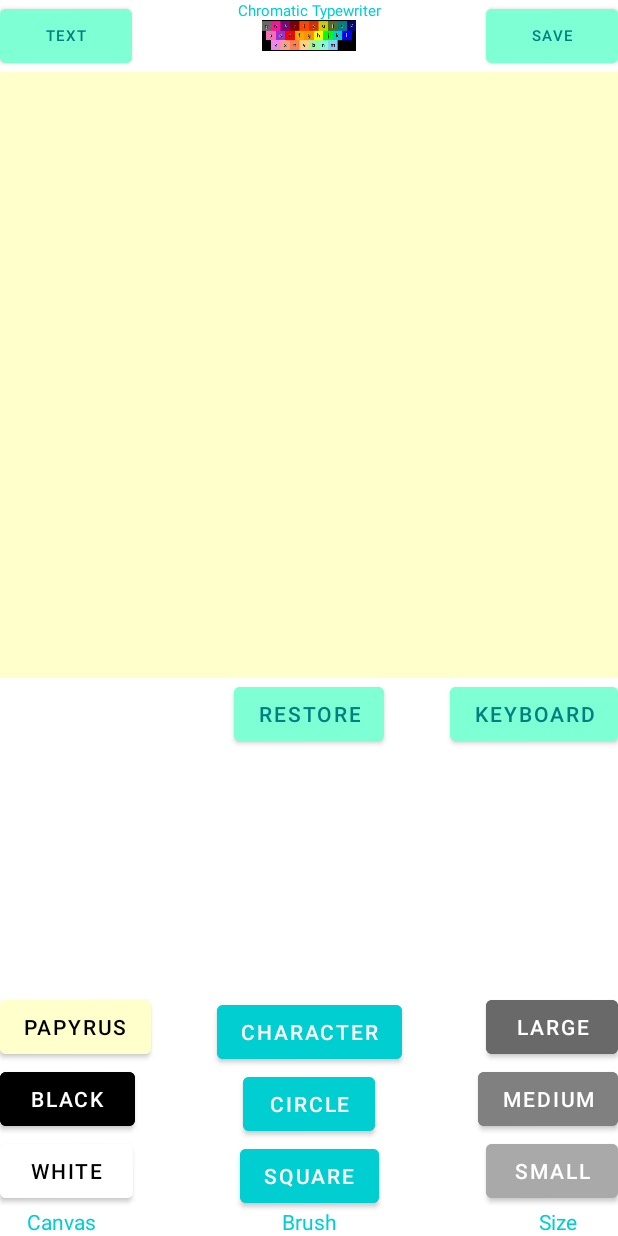
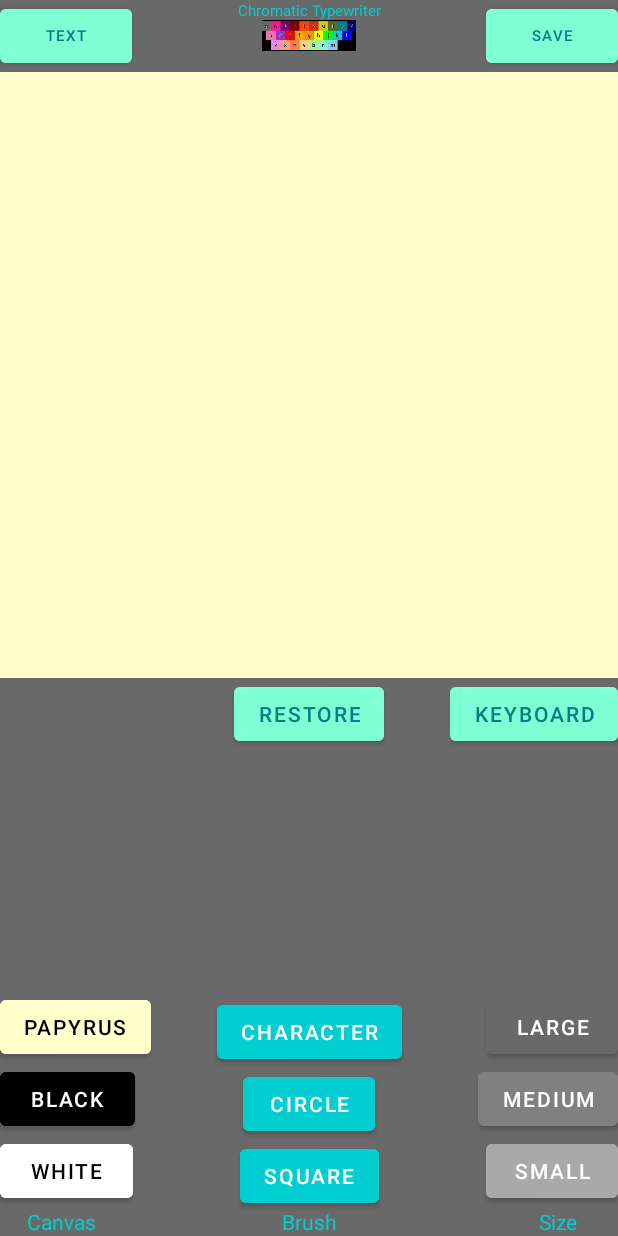
Before and after one commit to LaneSnively/Media-Creation-by-Conversion, an Android app: the screen it shows after launch (MainActivity), on a phone screen of 412 x 824 dp. Run offline under Robolectric (Android 15) with nearby library versions, the phone set to English and light mode, and no system bars.

Commit message:
update themes

```diff
--- a/MCBC/app/src/main/res/values-night/themes.xml
+++ /dev/null
@@ -1,17 +0,0 @@
-<resources xmlns:tools="http://schemas.android.com/tools">
-    <!-- Base application theme. -->
-    <style name="Theme.MediaCreationByConversion" parent="Theme.MaterialComponents.DayNight.DarkActionBar">
-        <!-- Primary brand color. -->
-        <item name="colorPrimary">@color/black</item>
-<!--        <item name="colorPrimaryVariant">@color/black</item>-->
-<!--        <item name="colorOnPrimary">@color/black</item>-->
-<!--        &lt;!&ndash; Secondary brand color. &ndash;&gt;-->
-<!--        <item name="colorSecondary">@color/teal</item>-->
-<!--        <item name="colorSecondaryVariant">@color/brownLight</item>-->
-<!--        <item name="colorOnSecondary">@color/yellowLight</item>-->
-<!--        &lt;!&ndash; Status bar color. &ndash;&gt;-->
-<!--        <item name="android:statusBarColor">?attr/colorPrimaryVariant</item>-->
-<!--        &lt;!&ndash; Customize your theme here. &ndash;&gt;-->
-        <item name="android:colorBackground">@color/black</item>
-    </style>
-</resources>
--- a/MCBC/app/src/main/res/values/themes.xml
+++ b/MCBC/app/src/main/res/values/themes.xml
@@ -1,20 +1,9 @@
 <resources xmlns:tools="http://schemas.android.com/tools">
     <!-- Base application theme. -->
     <style name="Theme.MediaCreationByConversion" parent="Theme.MaterialComponents.DayNight.DarkActionBar">
-        <!-- Primary brand color. -->
-        <item name="colorPrimary">@color/teal</item>
-        <item name="colorPrimaryVariant">@color/black</item>
-        <item name="colorOnPrimary">@color/black</item>
-        <!-- Secondary brand color. -->
-        <item name="colorSecondary">@color/teal</item>
-        <item name="colorSecondaryVariant">@color/brownLight</item>
-        <item name="colorOnSecondary">@color/yellowLight</item>
-        <!-- Status bar color. -->
-        <item name="android:statusBarColor">@color/white</item>
-        <item name="android:windowLightStatusBar">true</item>
-
-        <!-- Customize your theme here. -->
-        <item name="android:colorBackground">@color/white</item>
+        <item name="android:statusBarColor">@color/grayDark</item>
+        <item name="android:enforceStatusBarContrast">true</item>
+        <item name="android:colorBackground">@color/grayDark</item>
     </style>
 
     <style name="Theme.MediaCreationByConversion.NoActionBar">
```
